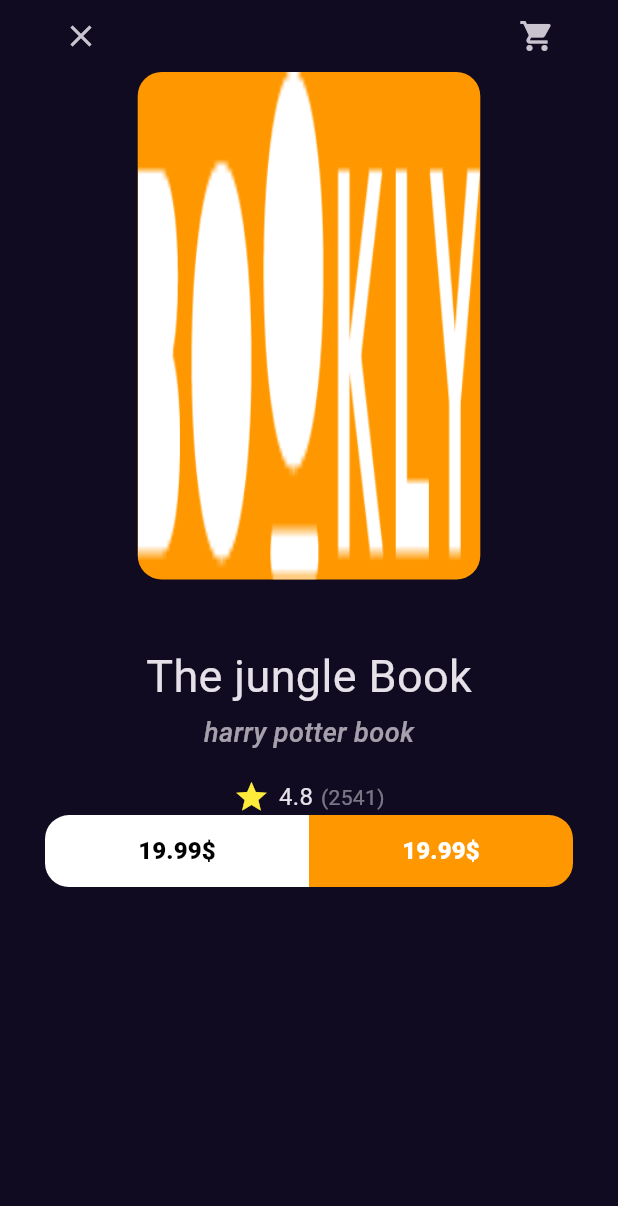
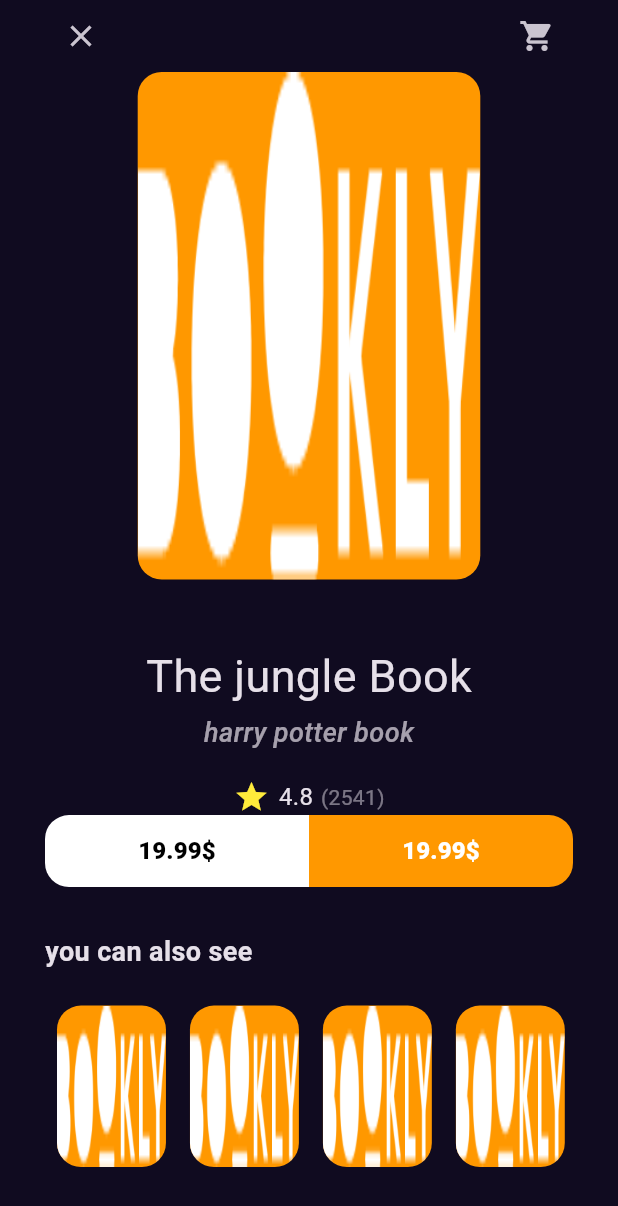
Before and after one commit to houssainebendhieb/bookly, a Flutter app: the BookDetailView screen opened by its route, on a phone screen of 412 x 824 dp. Shown: the top 1206 px of the screen. Run offline on Flutter 3.47's test engine with Material 3 defaults, Android fonts, the phone set to English and light mode, and no system bars; our stand-ins replace font_awesome_flutter, get, go_router.

Commit message:
add similar list to book detail

```diff
--- a/lib/features/home/presentation/views/widgets/best_seller_item.dart
+++ b/lib/features/home/presentation/views/widgets/best_seller_item.dart
@@ -50,7 +50,7 @@ class BestSellerItemList extends StatelessWidget {
                             style: Styles.textStyle20
                                 .copyWith(fontWeight: FontWeight.bold)),
                         const Spacer(),
-                     const    BookRating(
+                        const BookRating(
                           mainAxisAlignment: MainAxisAlignment.start,
                         ),
                       ],
--- a/lib/features/home/presentation/views/widgets/book_detail_view_body.dart
+++ b/lib/features/home/presentation/views/widgets/book_detail_view_body.dart
@@ -3,6 +3,7 @@ import 'package:bookly/features/home/presentation/views/widgets/book_action.dart
 import 'package:bookly/features/home/presentation/views/widgets/bookrating.dart';
 import 'package:bookly/features/home/presentation/views/widgets/custom_appbar_book_detail.dart';
 import 'package:bookly/features/home/presentation/views/widgets/custom_item_list.dart';
+import 'package:bookly/features/home/presentation/views/widgets/similar_book_list.dart';
 import 'package:flutter/material.dart';
 
 class BookDetailViewBody extends StatelessWidget {
@@ -42,6 +43,22 @@ class BookDetailViewBody extends StatelessWidget {
             mainAxisAlignment: MainAxisAlignment.center,
           ),
           const BookAction(),
+          const SizedBox(
+            height: 30,
+          ),
+          Align(
+            alignment: Alignment.centerLeft,
+            child: Text("you can also see ",
+                style:
+                    Styles.textStyle18.copyWith(fontWeight: FontWeight.bold)),
+          ),
+          const SizedBox(
+            height: 15,
+          ),
+          const SimilarBooksListView(),
+          const SizedBox(
+            height: 15,
+          )
         ],
       ),
     );
--- /dev/null
+++ b/lib/features/home/presentation/views/widgets/similar_book_list.dart
@@ -0,0 +1,20 @@
+import 'package:bookly/features/home/presentation/views/widgets/custom_item_list.dart';
+import 'package:flutter/material.dart';
+
+class SimilarBooksListView extends StatelessWidget {
+  const SimilarBooksListView({super.key});
+
+  Widget build(context) {
+    return SizedBox(
+        height: MediaQuery.of(context).size.height * 0.15,
+        child: ListView.builder(
+            scrollDirection: Axis.horizontal,
+            itemCount: 5,
+            itemBuilder: (context, index) {
+              return const Padding(
+                padding: EdgeInsets.all(8.0),
+                child: CustomListViewItem(),
+              );
+            }));
+  }
+}
```
